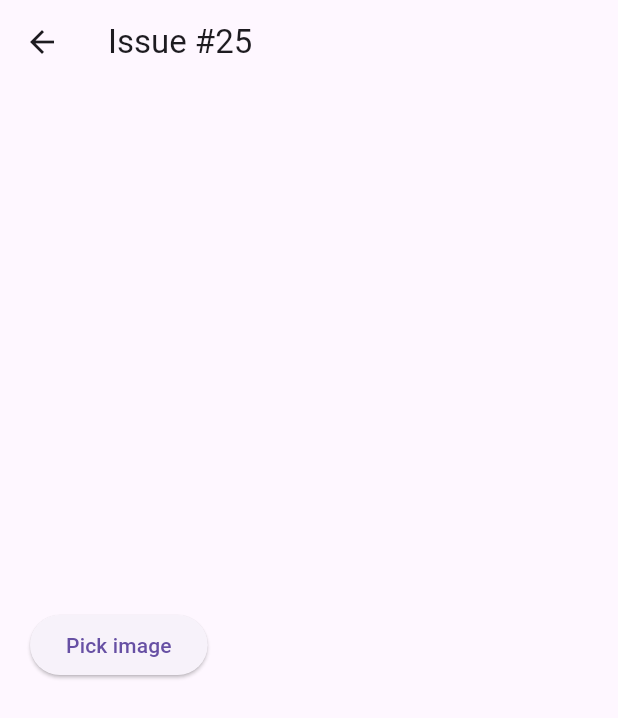
After one commit to Ahmadre/image_picker_web, a Flutter app: the screen it shows after launch, after a tap on "Issue #25", on a phone screen of 412 x 824 dp. The commit adds this screen. Shown: the top 718 px of the screen. Run offline on Flutter 3.47's test engine with Material 3 defaults, Android fonts, the phone set to English and light mode, and no system bars; our stand-ins replace video_player, web; missing offline and left inert: dart:js_interop.

Commit message:
feat: add Issue #25 sample in example

```diff
--- /dev/null
+++ b/example/lib/issue_25/issue_25.dart
@@ -0,0 +1,57 @@
+import 'dart:typed_data';
+
+import 'package:flutter/material.dart';
+import 'package:image_picker_web/image_picker_web.dart';
+
+class Issue25View extends StatefulWidget {
+  const Issue25View({super.key});
+
+  @override
+  State<Issue25View> createState() => _Issue25ViewState();
+}
+
+class _Issue25ViewState extends State<Issue25View> {
+  bool _isLoading = false;
+  Uint8List? _imageBytes;
+
+  Future<void> _pickImage() async {
+    setState(() => _isLoading = true);
+
+    final pickedFile = await ImagePickerWeb.getImageAsBytes();
+
+    // function below does not execute when
+    // using the back button on the mobile device
+    setState(() {
+      if (pickedFile != null) _imageBytes = pickedFile;
+      _isLoading = false;
+    });
+  }
+
+  @override
+  Widget build(BuildContext context) {
+    return Scaffold(
+      appBar: AppBar(title: const Text('Issue #25')),
+      body: Padding(
+        padding: const EdgeInsets.all(20),
+        child: Column(
+          mainAxisAlignment: MainAxisAlignment.center,
+          children: [
+            ElevatedButton(
+              onPressed: _pickImage,
+              child: const Text('Pick image'),
+            ),
+            const SizedBox(height: 20),
+            if (_isLoading) const CircularProgressIndicator(),
+            if (_imageBytes case final imageBytes?)
+              Image.memory(
+                imageBytes,
+                height: 300,
+                width: 300,
+                fit: BoxFit.cover,
+              ),
+          ],
+        ),
+      ),
+    );
+  }
+}
--- a/example/lib/main.dart
+++ b/example/lib/main.dart
@@ -1,5 +1,6 @@
 import 'package:flutter/material.dart';
 import 'package:image_picker_web_example/big_video_upload/big_video_upload_view.dart';
+import 'package:image_picker_web_example/issue_25/issue_25.dart';
 import 'package:image_picker_web_example/multi_video_upload/multi_video_upload.dart';
 import 'package:image_picker_web_example/photo_history/photo_history_add_view.dart';
 import 'package:image_picker_web_example/sample/sample_page.dart';
@@ -31,6 +32,10 @@ class HomePage extends StatelessWidget {
             const _Button(
               page: MultiVideoUploadView(),
               label: 'Upload Multi Videos',
+            ),
+            const _Button(
+              label: 'Issue #25',
+              page: Issue25View(),
             ),
           ],
         ),
```
